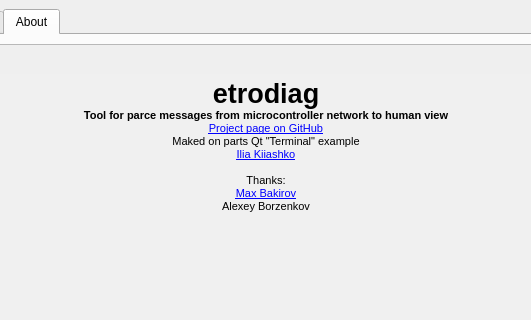
Qt form mainwindow.ui (nghtsnw/etrodiag) before a commit; both pictures show x 233 to 764 and y 0 to 320 of the 998 by 621 pixel window.
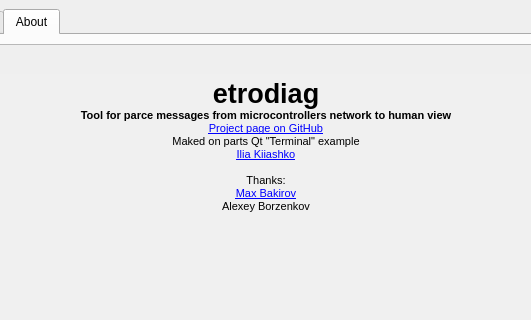
The same form after that commit. The open tabs and pages were chosen to show the change.

Diff of the .ui file:
```diff
--- a/mainwindow.ui
+++ b/mainwindow.ui
@@ -187,8 +187,8 @@
             <rect>
              <x>0</x>
              <y>0</y>
-             <width>940</width>
-             <height>469</height>
+             <width>956</width>
+             <height>514</height>
             </rect>
            </property>
            <property name="sizePolicy">
@@ -320,16 +320,16 @@
                <string>&lt;!DOCTYPE HTML PUBLIC &quot;-//W3C//DTD HTML 4.0//EN&quot; &quot;http://www.w3.org/TR/REC-html40/strict.dtd&quot;&gt;
 &lt;html&gt;&lt;head&gt;&lt;meta name=&quot;qrichtext&quot; content=&quot;1&quot; /&gt;&lt;style type=&quot;text/css&quot;&gt;
 p, li { white-space: pre-wrap; }
-&lt;/style&gt;&lt;/head&gt;&lt;body style=&quot; font-family:'MS Shell Dlg 2'; font-size:8pt; font-weight:400; font-style:normal;&quot;&gt;
+&lt;/style&gt;&lt;/head&gt;&lt;body style=&quot; font-family:'MS Shell Dlg 2'; font-size:8.25pt; font-weight:400; font-style:normal;&quot;&gt;
 &lt;p align=&quot;center&quot; style=&quot; margin-top:0px; margin-bottom:0px; margin-left:0px; margin-right:0px; -qt-block-indent:0; text-indent:0px;&quot;&gt;&lt;span style=&quot; font-size:20pt; font-weight:600;&quot;&gt;etrodiag&lt;/span&gt;&lt;/p&gt;
-&lt;p align=&quot;center&quot; style=&quot; margin-top:0px; margin-bottom:0px; margin-left:0px; margin-right:0px; -qt-block-indent:0; text-indent:0px;&quot;&gt;&lt;span style=&quot; font-weight:600;&quot;&gt;Tool for parce messages from microcontroller network to human view&lt;/span&gt;&lt;/p&gt;
-&lt;p align=&quot;center&quot; style=&quot; margin-top:0px; margin-bottom:0px; margin-left:0px; margin-right:0px; -qt-block-indent:0; text-indent:0px;&quot;&gt;&lt;a href=&quot;https://github.com/nghtsnw/etrodiag&quot;&gt;&lt;span style=&quot; text-decoration: underline; color:#0000ff;&quot;&gt;Project page on GitHub&lt;/span&gt;&lt;/a&gt;&lt;/p&gt;
-&lt;p align=&quot;center&quot; style=&quot; margin-top:0px; margin-bottom:0px; margin-left:0px; margin-right:0px; -qt-block-indent:0; text-indent:0px;&quot;&gt;Maked on parts Qt &amp;quot;Terminal&amp;quot; example&lt;/p&gt;
-&lt;p align=&quot;center&quot; style=&quot; margin-top:0px; margin-bottom:0px; margin-left:0px; margin-right:0px; -qt-block-indent:0; text-indent:0px;&quot;&gt;&lt;a href=&quot;https://github.com/nghtsnw&quot;&gt;&lt;span style=&quot; text-decoration: underline; color:#0000ff;&quot;&gt;Ilia Kiiashko&lt;/span&gt;&lt;/a&gt;&lt;/p&gt;
-&lt;p align=&quot;center&quot; style=&quot;-qt-paragraph-type:empty; margin-top:0px; margin-bottom:0px; margin-left:0px; margin-right:0px; -qt-block-indent:0; text-indent:0px;&quot;&gt;&lt;br /&gt;&lt;/p&gt;
-&lt;p align=&quot;center&quot; style=&quot; margin-top:0px; margin-bottom:0px; margin-left:0px; margin-right:0px; -qt-block-indent:0; text-indent:0px;&quot;&gt;Thanks:&lt;/p&gt;
-&lt;p align=&quot;center&quot; style=&quot; margin-top:0px; margin-bottom:0px; margin-left:0px; margin-right:0px; -qt-block-indent:0; text-indent:0px;&quot;&gt;&lt;a href=&quot;https://github.com/gmoximko&quot;&gt;&lt;span style=&quot; text-decoration: underline; color:#0000ff;&quot;&gt;Max Bakirov&lt;/span&gt;&lt;/a&gt;&lt;/p&gt;
-&lt;p align=&quot;center&quot; style=&quot; margin-top:0px; margin-bottom:0px; margin-left:0px; margin-right:0px; -qt-block-indent:0; text-indent:0px;&quot;&gt;Alexey Borzenkov&lt;/p&gt;&lt;/body&gt;&lt;/html&gt;</string>
+&lt;p align=&quot;center&quot; style=&quot; margin-top:0px; margin-bottom:0px; margin-left:0px; margin-right:0px; -qt-block-indent:0; text-indent:0px;&quot;&gt;&lt;span style=&quot; font-size:8pt; font-weight:600;&quot;&gt;Tool for parce messages from microcontrollers network to human view&lt;/span&gt;&lt;/p&gt;
+&lt;p align=&quot;center&quot; style=&quot; margin-top:0px; margin-bottom:0px; margin-left:0px; margin-right:0px; -qt-block-indent:0; text-indent:0px;&quot;&gt;&lt;a href=&quot;https://github.com/nghtsnw/etrodiag&quot;&gt;&lt;span style=&quot; font-size:8pt; text-decoration: underline; color:#0000ff;&quot;&gt;Project page on GitHub&lt;/span&gt;&lt;/a&gt;&lt;/p&gt;
+&lt;p align=&quot;center&quot; style=&quot; margin-top:0px; margin-bottom:0px; margin-left:0px; margin-right:0px; -qt-block-indent:0; text-indent:0px;&quot;&gt;&lt;span style=&quot; font-size:8pt;&quot;&gt;Maked on parts Qt &amp;quot;Terminal&amp;quot; example&lt;/span&gt;&lt;/p&gt;
+&lt;p align=&quot;center&quot; style=&quot; margin-top:0px; margin-bottom:0px; margin-left:0px; margin-right:0px; -qt-block-indent:0; text-indent:0px;&quot;&gt;&lt;a href=&quot;https://github.com/nghtsnw&quot;&gt;&lt;span style=&quot; font-size:8pt; text-decoration: underline; color:#0000ff;&quot;&gt;Ilia Kiiashko&lt;/span&gt;&lt;/a&gt;&lt;/p&gt;
+&lt;p align=&quot;center&quot; style=&quot;-qt-paragraph-type:empty; margin-top:0px; margin-bottom:0px; margin-left:0px; margin-right:0px; -qt-block-indent:0; text-indent:0px; font-size:8pt;&quot;&gt;&lt;br /&gt;&lt;/p&gt;
+&lt;p align=&quot;center&quot; style=&quot; margin-top:0px; margin-bottom:0px; margin-left:0px; margin-right:0px; -qt-block-indent:0; text-indent:0px;&quot;&gt;&lt;span style=&quot; font-size:8pt;&quot;&gt;Thanks:&lt;/span&gt;&lt;/p&gt;
+&lt;p align=&quot;center&quot; style=&quot; margin-top:0px; margin-bottom:0px; margin-left:0px; margin-right:0px; -qt-block-indent:0; text-indent:0px;&quot;&gt;&lt;a href=&quot;https://github.com/gmoximko&quot;&gt;&lt;span style=&quot; font-size:8pt; text-decoration: underline; color:#0000ff;&quot;&gt;Max Bakirov&lt;/span&gt;&lt;/a&gt;&lt;/p&gt;
+&lt;p align=&quot;center&quot; style=&quot; margin-top:0px; margin-bottom:0px; margin-left:0px; margin-right:0px; -qt-block-indent:0; text-indent:0px;&quot;&gt;&lt;span style=&quot; font-size:8pt;&quot;&gt;Alexey Borzenkov&lt;/span&gt;&lt;/p&gt;&lt;/body&gt;&lt;/html&gt;</string>
               </property>
               <property name="overwriteMode">
                <bool>false</bool>
```
Left out of the diff: 4 changed lines with no effect on the pictures.
